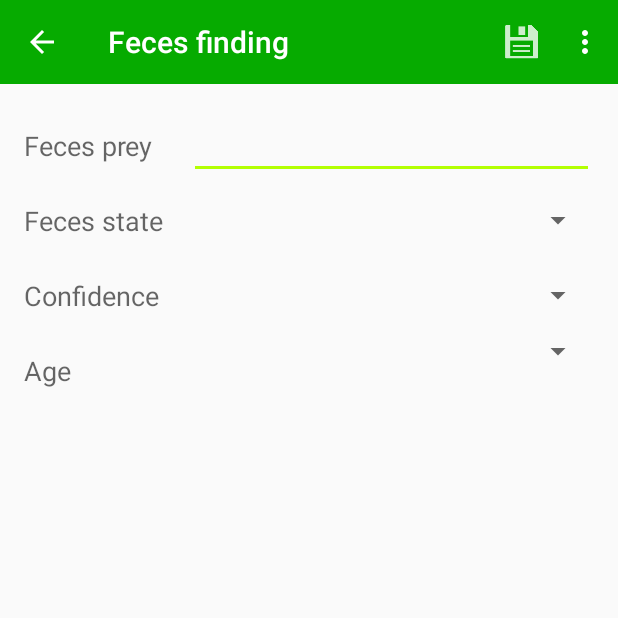
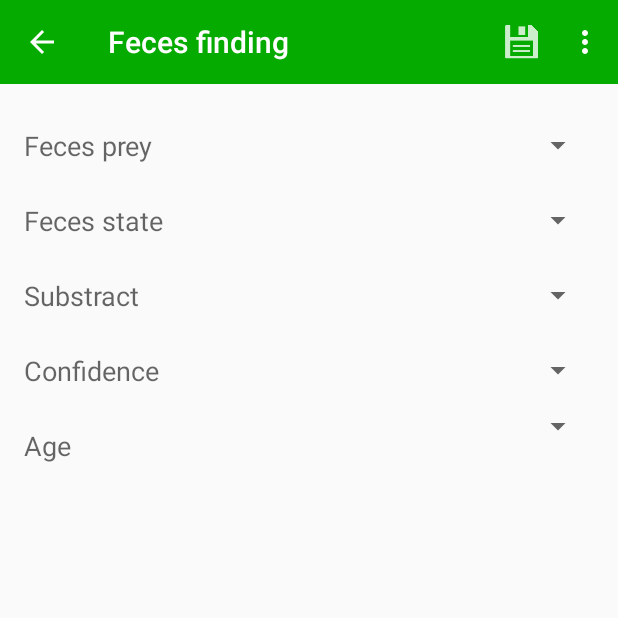
Before and after one commit to slavomir-ziak/animal-tracker, an Android app: the TransectFindingFecesDetailActivity screen opened directly, with no data from a screen before it, on a phone screen of 412 x 824 dp, the top half of it. Run offline under Robolectric (Android 15) with nearby library versions, the phone set to English and light mode, and no system bars; 8 statements that could not run were skipped.

Commit message:
added substract to all kinds of findings

```diff
--- a/android/MyApplication/animaltracker/src/main/AndroidManifest.xml
+++ b/android/MyApplication/animaltracker/src/main/AndroidManifest.xml
@@ -19,7 +19,7 @@
             android:value="sugar_db_beta_25.db" />
         <meta-data
             android:name="VERSION"
-            android:value="10" />
+            android:value="14" />
         <meta-data
             android:name="QUERY_LOG"
             android:value="true" />
--- a/android/MyApplication/animaltracker/src/main/java/com/wecode/animaltracker/activity/SettingsActivity.java
+++ b/android/MyApplication/animaltracker/src/main/java/com/wecode/animaltracker/activity/SettingsActivity.java
@@ -34,7 +34,7 @@ public class SettingsActivity extends AppCompatActivity {
         Toolbar mToolbar = (Toolbar) findViewById(R.id.toolbar);
 
         setSupportActionBar(mToolbar);
-        getSupportActionBar().setDisplayShowHomeEnabled(true);
+        getSupportActionBar().setDisplayHomeAsUpEnabled(true);
 
         init();
 
@@ -66,6 +66,7 @@ public class SettingsActivity extends AppCompatActivity {
         //noinspection SimplifiableIfStatement
         if (id == R.id.action_save) {
             saveSettings();
+            finish();
             return true;
         }
 
--- a/android/MyApplication/animaltracker/src/main/java/com/wecode/animaltracker/adapter/CodeListEditingAdapter.java
+++ b/android/MyApplication/animaltracker/src/main/java/com/wecode/animaltracker/adapter/CodeListEditingAdapter.java
@@ -147,7 +147,7 @@ public class CodeListEditingAdapter extends BaseAdapter implements AdapterView.O
     }
 
 
-    public static void setSelected(final Spinner spinner, final int position) {
+    private static void setSelected(final Spinner spinner, final int position) {
 
         // this hack is here so spinner correctly shows selected value
         spinner.postDelayed(new Runnable() {
--- a/android/MyApplication/animaltracker/src/main/java/com/wecode/animaltracker/export/TransectReportRow.java
+++ b/android/MyApplication/animaltracker/src/main/java/com/wecode/animaltracker/export/TransectReportRow.java
@@ -56,7 +56,7 @@ public class TransectReportRow {
     }
 
     public String getElevationValue() {
-        return elevation == null ? "" : String.format(Locale.US, "%.5f", elevation);
+        return elevation  == null ? "" : String.format(Locale.US, "%.5f", elevation );
     }
 
     public void setElevation(Double elevation) {
@@ -68,7 +68,7 @@ public class TransectReportRow {
     }
 
     public String getLatitudeValue() {
-        return String.format(Locale.US, "%.5f", latitude);
+        return latitude  == null ? "" : String.format(Locale.US, "%.5f", latitude );
     }
 
     public void setLatitude(Double latitude) {
@@ -80,7 +80,7 @@ public class TransectReportRow {
     }
 
     public String getLongitudeValue() {
-        return String.format(Locale.US, "%.5f", longitude);
+        return longitude  == null ? "" : String.format(Locale.US, "%.5f", longitude );
     }
 
     public void setLongitude(Double longitude) {
--- a/android/MyApplication/animaltracker/src/main/java/com/wecode/animaltracker/view/findings/TransectFindingFootprintsView.java
+++ b/android/MyApplication/animaltracker/src/main/java/com/wecode/animaltracker/view/findings/TransectFindingFootprintsView.java
@@ -32,6 +32,7 @@ public class TransectFindingFootprintsView {
     private TextView footprintsStride;
     private Spinner confidence;
     private CodeListSpinnerView age;
+    private CodeListSpinnerView substract;
 
     private TransectFindingFootprintsDataService service = TransectFindingFootprintsDataService.getInstance();
 
@@ -54,6 +55,7 @@ public class TransectFindingFootprintsView {
         footprintsBackWidht = (TextView) context.findViewById(R.id.footprintsBackWidthValue);
         age = new CodeListSpinnerView(R.id.age, "findingAge", context);
         footprintsStride = (TextView) context.findViewById(R.id.footprintsStrideValue);
+        substract = new CodeListSpinnerView(R.id.substract, "findingSubstract", context);
 
         SpinnersHelper.setSpinnerData(footprintsDirection, R.array.generalDirection);
     }
@@ -72,6 +74,7 @@ public class TransectFindingFootprintsView {
         footprintsBackWidht.setText(transectFindingFootprints.getBackWidthValue());
         age.select(transectFindingFootprints.getAge());
         footprintsStride.setText(transectFindingFootprints.getStride() == null ? "" : transectFindingFootprints.getStride().toString());
+        substract.select(transectFindingFootprints.getSubstract());
 
     }
 
@@ -95,6 +98,7 @@ public class TransectFindingFootprintsView {
         transectFindingFootprints.setBackLength(ConverterUtil.toFloat(footprintsBackLength.getText().toString()));
         transectFindingFootprints.setBackWidht(ConverterUtil.toFloat(footprintsBackWidht.getText().toString()));
         transectFindingFootprints.setStride(ConverterUtil.toFloat(footprintsStride.getText().toString()));
+        transectFindingFootprints.setSubstract(substract.getSelectedCodeListValue());
         return transectFindingFootprints;
     }
 
--- a/android/MyApplication/animaltracker/src/main/java/com/wecode/animaltracker/view/findings/TransectFindingOtherView.java
+++ b/android/MyApplication/animaltracker/src/main/java/com/wecode/animaltracker/view/findings/TransectFindingOtherView.java
@@ -25,6 +25,7 @@ public class TransectFindingOtherView {
     private CodeListSpinnerView otherObservations;
     private Spinner confidence;
     private CodeListSpinnerView age;
+    private CodeListSpinnerView substract;
 
     private TransectFindingOtherDataService service = TransectFindingOtherDataService.getInstance();
 
@@ -43,6 +44,7 @@ public class TransectFindingOtherView {
         otherEvidence = new CodeListSpinnerView(R.id.findingOtherEvidenceValue, "findingOtherEvidence", context);
         otherObservations = new CodeListSpinnerView(R.id.findingOtherObservationsValue, "findingOtherObservations", context);
         age = new CodeListSpinnerView(R.id.age, "findingAge", context);
+        substract = new CodeListSpinnerView(R.id.substract, "findingSubstract", context);
     }
 
     private void bind(TransectFindingOther transectFindingOther) {
@@ -50,6 +52,7 @@ public class TransectFindingOtherView {
         otherEvidence.select(transectFindingOther.getEvidence());
         otherObservations.select(transectFindingOther.getObservations());
         age.select(transectFindingOther.getAge());
+        substract.select(transectFindingOther.getSubstract());
     }
 
     public TransectFindingOther toOtherFinding(){
@@ -66,6 +69,7 @@ public class TransectFindingOtherView {
         transectFindingOther.setEvidence(otherEvidence.getSelectedCodeListValue());
         transectFindingOther.setObservations(otherObservations.getSelectedCodeListValue());
         transectFindingOther.setAge(age.getSelectedCodeListValue());
+        transectFindingOther.setSubstract(substract.getSelectedCodeListValue());
         return transectFindingOther;
     }
 }
--- a/android/MyApplication/animaltracker/src/main/res/layout/activity_transect_finding_feces.xml
+++ b/android/MyApplication/animaltracker/src/main/res/layout/activity_transect_finding_feces.xml
@@ -43,10 +43,14 @@
                     android:text="Feces prey"
                     android:textAppearance="?android:attr/textAppearanceMedium" />
 
-                <EditText
-                    android:id="@+id/findingFecesPreyValue"
+                <Spinner
                     android:layout_width="fill_parent"
-                    android:layout_height="wrap_content" />
+                    android:layout_height="wrap_content"
+                    android:id="@+id/findingFecesPreySpinner"
+                    android:layout_weight="1"
+                    android:spinnerMode="dialog"
+                    android:layout_gravity="center_vertical" />
+
             </LinearLayout>
 
             <LinearLayout
@@ -67,6 +71,28 @@
                     android:layout_width="fill_parent"
                     android:layout_height="wrap_content"
                     android:spinnerMode="dialog" />
+            </LinearLayout>
+
+            <LinearLayout
+                android:layout_width="match_parent"
+                android:layout_height="50dp"
+                android:orientation="horizontal">
+
+                <TextView
+                    android:id="@+id/substractLabel"
+                    android:layout_width="110dp"
+                    android:layout_height="wrap_content"
+                    android:text="Substract"
+                    android:textAppearance="?android:attr/textAppearanceMedium"
+                    android:layout_gravity="center_vertical" />
+
+                <Spinner
+                    android:layout_width="fill_parent"
+                    android:layout_height="wrap_content"
+                    android:id="@+id/substract"
+                    android:layout_weight="1"
+                    android:spinnerMode="dialog"
+                    android:layout_gravity="center_vertical" />
             </LinearLayout>
 
             <LinearLayout
```
Also changed, not shown: android/MyApplication/animaltracker/src/main/java/com/wecode/animaltracker/export/TransectReport.java (renamed from android/MyApplication/animaltracker/src/main/java/com/wecode/animaltracker/export/DataExporter.java, +18 -9 lines), android/MyApplication/animaltracker/src/main/java/com/wecode/animaltracker/fragment/PhotosFragment.java (+35 -1 lines), android/MyApplication/animaltracker/src/main/java/com/wecode/animaltracker/model/findings/TransectFindingFeces.java (+22 -11 lines), android/MyApplication/animaltracker/src/main/java/com/wecode/animaltracker/model/findings/TransectFindingFootprints.java (+12 -2 lines), android/MyApplication/animaltracker/src/main/java/com/wecode/animaltracker/model/findings/TransectFindingOther.java (+11 -0 lines), android/MyApplication/animaltracker/src/main/java/com/wecode/animaltracker/view/findings/TransectFindingFecesView.java (+9 -4 lines), android/MyApplication/animaltracker/src/main/res/layout/activity_transect_detail_fragment.xml (+8 -7 lines), android/MyApplication/animaltracker/src/main/res/layout/activity_transect_finding_footprints.xml (+22 -0 lines), android/MyApplication/animaltracker/src/main/res/layout/activity_transect_finding_other.xml (+27 -2 lines).
